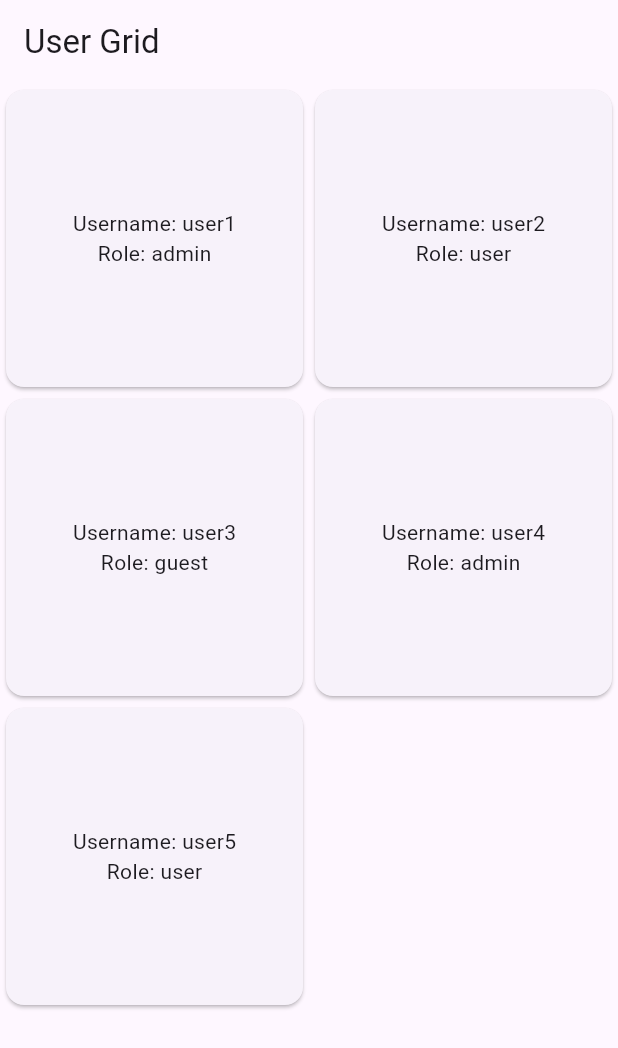
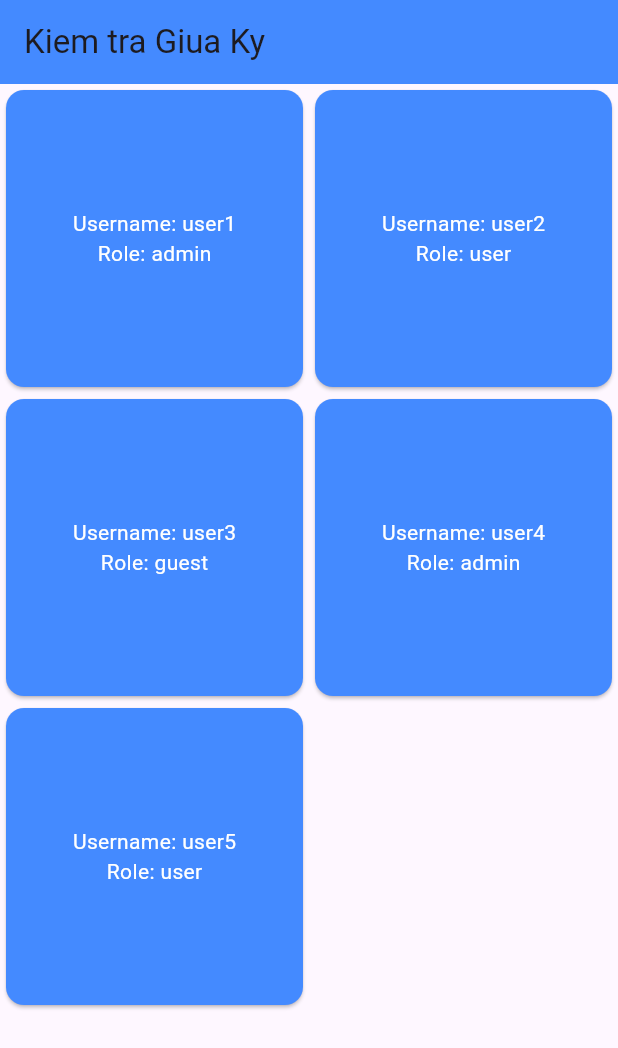
Before and after one commit to hibiskush/Nhom5, a Flutter app: the screen it shows after launch, on a phone screen of 412 x 824 dp. Shown: the top 1048 px of the screen. Run offline on Flutter 3.47's test engine with Material 3 defaults, Android fonts, the phone set to English and light mode, and no system bars; our stand-ins replace floating_bottom_navigation_bar, google_fonts, iconsax.

Commit message:
update main.dart

```diff
--- a/GKY/giuaki_22010263/lib/main.dart
+++ b/GKY/giuaki_22010263/lib/main.dart
@@ -1,31 +1,20 @@
 import 'package:flutter/material.dart';
-
-class User {
-  String username;
-  String password;
-  String role;
-
-  User({required this.username, required this.password, required this.role});
-}
+// import 'user.dart';
+import 'user_data.dart';
 
 void main() {
   runApp(MyApp());
 }
 
 class MyApp extends StatelessWidget {
-  final List<User> users = [
-    User(username: 'user1', password: 'pass1', role: 'admin'),
-    User(username: 'user2', password: 'pass2', role: 'user'),
-    User(username: 'user3', password: 'pass3', role: 'guest'),
-    User(username: 'user4', password: 'pass4', role: 'admin'),
-    User(username: 'user5', password: 'pass5', role: 'user'),
-  ];
-
   @override
   Widget build(BuildContext context) {
     return MaterialApp(
       home: Scaffold(
-        appBar: AppBar(title: Text('User Grid')),
+        appBar: AppBar(
+          title: Text('Kiem tra Giua Ky'),
+          backgroundColor: Colors.blueAccent,
+        ),
         body: GridView.builder(
           gridDelegate: SliverGridDelegateWithFixedCrossAxisCount(
             crossAxisCount: 2,
@@ -33,11 +22,12 @@ class MyApp extends StatelessWidget {
           itemCount: users.length,
           itemBuilder: (context, index) {
             return Card(
+              color: Colors.blueAccent,
               child: Column(
                 mainAxisAlignment: MainAxisAlignment.center,
                 children: [
-                  Text('Username: ${users[index].username}'),
-                  Text('Role: ${users[index].role}'),
+                  Text('Username: ${users[index].username}', style: TextStyle(color: Colors.white)),
+                  Text('Role: ${users[index].role}', style: TextStyle(color: Colors.white)),
                 ],
               ),
             );
--- /dev/null
+++ b/GKY/giuaki_22010263/lib/user.dart
@@ -0,0 +1,7 @@
+class User {
+  String username;
+  String password;
+  String role;
+
+  User({required this.username, required this.password, required this.role});
+}
--- /dev/null
+++ b/GKY/giuaki_22010263/lib/user_data.dart
@@ -0,0 +1,9 @@
+import 'user.dart';
+
+final List<User> users = [
+  User(username: 'user1', password: 'pass1', role: 'admin'),
+  User(username: 'user2', password: 'pass2', role: 'user'),
+  User(username: 'user3', password: 'pass3', role: 'guest'),
+  User(username: 'user4', password: 'pass4', role: 'admin'),
+  User(username: 'user5', password: 'pass5', role: 'user'),
+];
```
